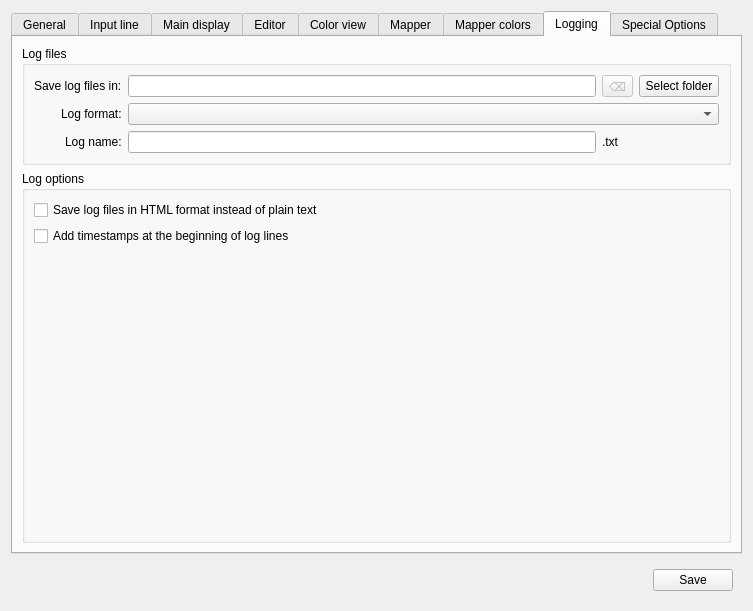
Before: the Qt Designer form src/ui/profile_preferences.ui in Mudlet/Mudlet, drawn with Qt 5.
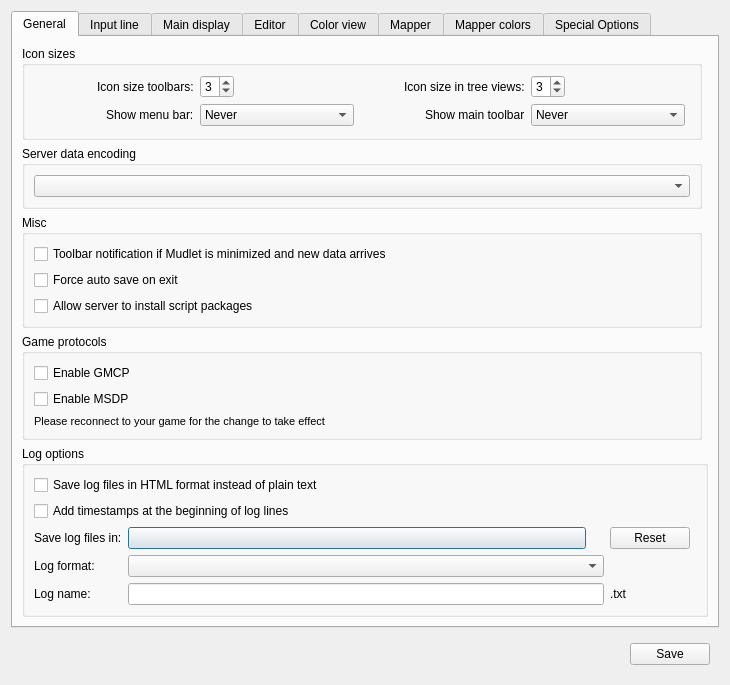
After: the same form once the commit is applied. The open tabs and pages were chosen to show the change. Icons and pictures are not drawn. Custom widgets are drawn as their Qt base class.

Commit message: Move logging options under the 'General' tab

Diff of the .ui file:
```diff
--- a/src/ui/profile_preferences.ui
+++ b/src/ui/profile_preferences.ui
@@ -6,7 +6,7 @@
    <rect>
     <x>0</x>
     <y>0</y>
-    <width>753</width>
+    <width>730</width>
     <height>611</height>
    </rect>
   </property>
@@ -276,18 +276,113 @@
          </layout>
         </widget>
        </item>
-       <item row="4" column="0">
-        <spacer name="verticalSpacer_general">
-         <property name="orientation">
-          <enum>Qt::Vertical</enum>
+       <item row="4" column="0" colspan="2">
+        <widget class="QGroupBox" name="groupBox_logOptions">
+         <property name="title">
+          <string>Log options</string>
          </property>
-         <property name="sizeHint" stdset="0">
-          <size>
-           <width>20</width>
-           <height>40</height>
-          </size>
-         </property>
-        </spacer>
+         <layout class="QFormLayout" name="formLayout">
+          <item row="0" column="0">
+           <widget class="QCheckBox" name="mIsToLogInHtml">
+            <property name="toolTip">
+             <string>&lt;html&gt;&lt;head/&gt;&lt;body&gt;&lt;p&gt;When checked will cause the date-stamp named log file to be HTML (file extention '.html') which can convey color, font and other formatting information rather than a plain text (file extension '.txt') format.  If changed whilst logging is already in progress it is necessary to stop and restart logging for this setting to take effect in a new log file.&lt;/p&gt;&lt;/body&gt;&lt;/html&gt;</string>
+            </property>
+            <property name="text">
+             <string>Save log files in HTML format instead of plain text</string>
+            </property>
+           </widget>
+          </item>
+          <item row="1" column="0">
+           <widget class="QCheckBox" name="mIsLoggingTimestamps">
+            <property name="text">
+             <string>Add timestamps at the beginning of log lines</string>
+            </property>
+           </widget>
+          </item>
+          <item row="2" column="0" colspan="2">
+           <layout class="QGridLayout" name="gridLayout_logNameOptions">
+            <property name="sizeConstraint">
+             <enum>QLayout::SetDefaultConstraint</enum>
+            </property>
+            <property name="leftMargin">
+             <number>0</number>
+            </property>
+            <property name="spacing">
+             <number>6</number>
+            </property>
+            <item row="0" column="0">
+             <widget class="QLabel" name="label_whereToLog">
+              <property name="text">
+               <string>Save log files in:</string>
+              </property>
+              <property name="buddy">
+               <cstring>pushButton_whereToLog</cstring>
+              </property>
+             </widget>
+            </item>
+            <item row="0" column="1">
+             <widget class="QPushButton" name="pushButton_whereToLog">
+              <property name="maximumSize">
+               <size>
+                <width>458</width>
+                <height>16777215</height>
+               </size>
+              </property>
+             </widget>
+            </item>
+            <item row="0" column="2">
+             <widget class="QPushButton" name="pushButton_resetLogDir">
+              <property name="toolTip">
+               <string>Set the log directory to default so that logs are saved to the profile's 'log' directory.</string>
+              </property>
+              <property name="text">
+               <string>Reset</string>
+              </property>
+             </widget>
+            </item>
+            <item row="1" column="0">
+             <widget class="QLabel" name="label_logFileNameFormat">
+              <property name="text">
+               <string>Log format:</string>
+              </property>
+              <property name="buddy">
+               <cstring>comboBox_logFileNameFormat</cstring>
+              </property>
+             </widget>
+            </item>
+            <item row="1" column="1">
+             <widget class="QComboBox" name="comboBox_logFileNameFormat"/>
+            </item>
+            <item row="2" column="0">
+             <widget class="QLabel" name="label_logFileName">
+              <property name="text">
+               <string>Log name:</string>
+              </property>
+              <property name="buddy">
+               <cstring>lineEdit_logFileName</cstring>
+              </property>
+             </widget>
+            </item>
+            <item row="2" column="1">
+             <widget class="QLineEdit" name="lineEdit_logFileName"/>
+            </item>
+            <item row="2" column="2" colspan="2">
+              <widget class="QLabel" name="label_logFileNameExtension">
+                <property name="enabled">
+                  <bool>true</bool>
+                </property>
+                <property name="text">
+                  <string>.txt</string>
+                </property>
+                <property name="buddy">
+                  <cstring>lineEdit_logFileName</cstring>
+                </property>
+              </widget>
+            </item>
+           </layout>
+          </item>
+         </layout>
+        </widget>
        </item>
       </layout>
      </widget>
@@ -2074,154 +2169,6 @@
        </item>
       </layout>
      </widget>
-     <widget class="QWidget" name="tab_logging">
-      <attribute name="title">
-       <string>Logging</string>
-      </attribute>
-      <layout class="QGridLayout" name="gridLayout_30">
-       <item row="0" column="0">
-        <widget class="QGroupBox" name="groupBox_logFiles">
-         <property name="enabled">
-          <bool>true</bool>
-         </property>
-         <property name="title">
-          <string>Log files</string>
-         </property>
-         <layout class="QGridLayout" name="gridLayout_31" columnstretch="0,1,0,0">
-          <item row="0" column="0" alignment="Qt::AlignRight">
-           <widget class="QLabel" name="label_whereToLog">
-            <property name="text">
-             <string>Save log files in:</string>
-            </property>
-            <property name="buddy">
-             <cstring>pushButton_whereToLog</cstring>
-            </property>
-           </widget>
-          </item>
-          <item row="0" column="1">
-           <widget class="QLineEdit" name="lineEdit_logFileFolder">
-            <property name="alignment">
-             <set>Qt::AlignLeft|Qt::AlignTrailing|Qt::AlignVCenter</set>
-            </property>
-            <property name="readOnly">
-             <bool>true</bool>
-            </property>
-           </widget>
-          </item>
-          <item row="0" column="2">
-           <widget class="QToolButton" name="toolButton_resetLogDir">
-            <property name="enabled">
-             <bool>false</bool>
-            </property>
-            <property name="toolTip">
-             <string>&lt;html&gt;&lt;head/&gt;&lt;body&gt;&lt;p&gt;Reset folder where log-files are save to the default location for this profile.&lt;/p&gt;&lt;/body&gt;&lt;/html&gt;</string>
-            </property>
-            <property name="text">
-             <string>⌫</string>
-            </property>
-           </widget>
-          </item>
-          <item row="0" column="3">
-           <widget class="QPushButton" name="pushButton_whereToLog">
-            <property name="toolTip">
-             <string>&lt;html&gt;&lt;head/&gt;&lt;body&gt;&lt;p&gt;(Optional) Save log files in selected directory.&lt;/p&gt;&lt;/body&gt;&lt;/html&gt;</string>
-            </property>
-            <property name="text">
-             <string>Select folder</string>
-            </property>
-           </widget>
-          </item>
-          <item row="1" column="0" alignment="Qt::AlignRight">
-           <widget class="QLabel" name="label_logFileNameFormat">
-            <property name="text">
-             <string>Log format:</string>
-            </property>
-            <property name="buddy">
-             <cstring>comboBox_logFileNameFormat</cstring>
-            </property>
-           </widget>
-          </item>
-          <item row="1" column="1" colspan="3">
-           <widget class="QComboBox" name="comboBox_logFileNameFormat">
-            <property name="sizeAdjustPolicy">
-             <enum>QComboBox::AdjustToContents</enum>
-            </property>
-           </widget>
-          </item>
-          <item row="2" column="0" alignment="Qt::AlignRight">
-           <widget class="QLabel" name="label_logFileName">
-            <property name="text">
-             <string>Log name:</string>
-            </property>
-            <property name="buddy">
-             <cstring>lineEdit_logFileName</cstring>
-            </property>
-           </widget>
-          </item>
-          <item row="2" column="1">
-           <widget class="QLineEdit" name="lineEdit_logFileName">
-            <property name="alignment">
-             <set>Qt::AlignRight|Qt::AlignTrailing|Qt::AlignVCenter</set>
-            </property>
-           </widget>
-          </item>
-          <item row="2" column="2" colspan="2">
-           <widget class="QLabel" name="label_logFileNameExtension">
-            <property name="enabled">
-             <bool>true</bool>
-            </property>
-            <property name="text">
-             <string>.txt</string>
-            </property>
-            <property name="buddy">
-             <cstring>lineEdit_logFileName</cstring>
-            </property>
-           </widget>
-          </item>
-         </layout>
-        </widget>
-       </item>
-       <item row="1" column="0">
-        <widget class="QGroupBox" name="groupBox_logOptions">
-         <property name="title">
-          <string>Log options</string>
-         </property>
-         <layout class="QVBoxLayout" name="verticalLayout_5">
-          <item>
-           <widget class="QCheckBox" name="mIsToLogInHtml">
-            <property name="toolTip">
-             <string>&lt;html&gt;&lt;head/&gt;&lt;body&gt;&lt;p&gt;When checked will cause the date-stamp named log file to be HTML (file extention '.html') which can convey color, font and other formatting information rather than a plain text (file extension '.txt') format.  If changed whilst logging is already in progress it is necessary to stop and restart logging for this setting to take effect in a new log file.&lt;/p&gt;&lt;/body&gt;&lt;/html&gt;</string>
-            </property>
-            <property name="text">
-             <string>Save log files in HTML format instead of plain text</string>
-            </property>
-           </widget>
-          </item>
-          <item>
-           <widget class="QCheckBox" name="mIsLoggingTimestamps">
-            <property name="text">
-             <string>Add timestamps at the beginning of log lines</string>
-            </property>
-           </widget>
-          </item>
-          <item>
-           <spacer name="verticalSpacer">
-            <property name="orientation">
-             <enum>Qt::Vertical</enum>
-            </property>
-            <property name="sizeHint" stdset="0">
-             <size>
-              <width>20</width>
-              <height>40</height>
-             </size>
-            </property>
-           </spacer>
-          </item>
-         </layout>
-        </widget>
-       </item>
-      </layout>
-     </widget>
      <widget class="QWidget" name="tab_specialOptions">
       <attribute name="title">
        <string>Special Options</string>
```
